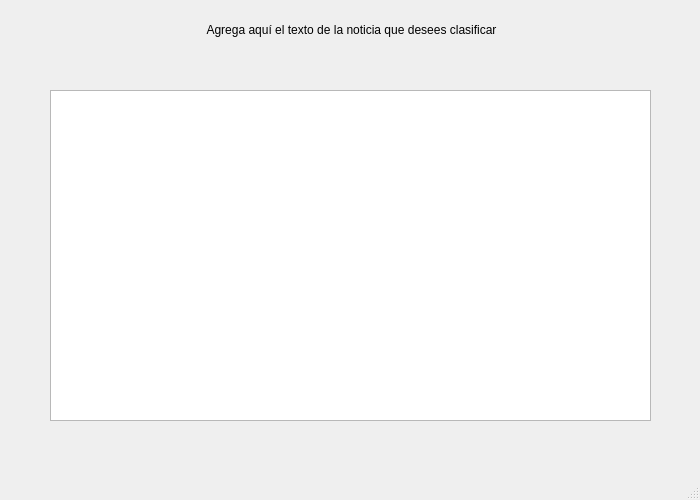
luisEnriqueR/Clasificador-de-noticias, file vistas/LoadText.ui: the form before one commit.
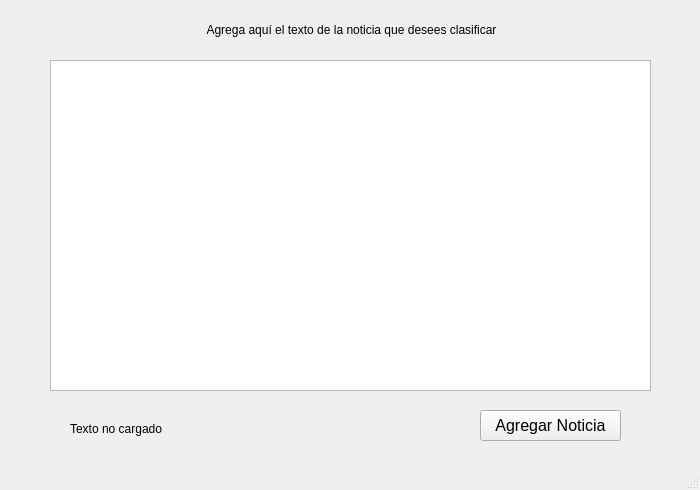
The form after the commit.

Patch:
```diff
--- a/vistas/LoadText.ui
+++ b/vistas/LoadText.ui
@@ -7,7 +7,7 @@
     <x>0</x>
     <y>0</y>
     <width>700</width>
-    <height>500</height>
+    <height>490</height>
    </rect>
   </property>
   <property name="windowTitle">
@@ -18,7 +18,7 @@
     <property name="geometry">
      <rect>
       <x>50</x>
-      <y>90</y>
+      <y>60</y>
       <width>601</width>
       <height>331</height>
      </rect>
@@ -40,6 +40,38 @@
      <set>Qt::AlignCenter</set>
     </property>
    </widget>
+   <widget class="QPushButton" name="add_new">
+    <property name="geometry">
+     <rect>
+      <x>480</x>
+      <y>410</y>
+      <width>141</width>
+      <height>31</height>
+     </rect>
+    </property>
+    <property name="font">
+     <font>
+      <family>Ubuntu</family>
+      <pointsize>12</pointsize>
+     </font>
+    </property>
+    <property name="text">
+     <string>Agregar Noticia</string>
+    </property>
+   </widget>
+   <widget class="QLabel" name="loaded_label">
+    <property name="geometry">
+     <rect>
+      <x>70</x>
+      <y>420</y>
+      <width>121</width>
+      <height>17</height>
+     </rect>
+    </property>
+    <property name="text">
+     <string>Texto no cargado</string>
+    </property>
+   </widget>
   </widget>
   <widget class="QMenuBar" name="menubar">
    <property name="geometry">
```
